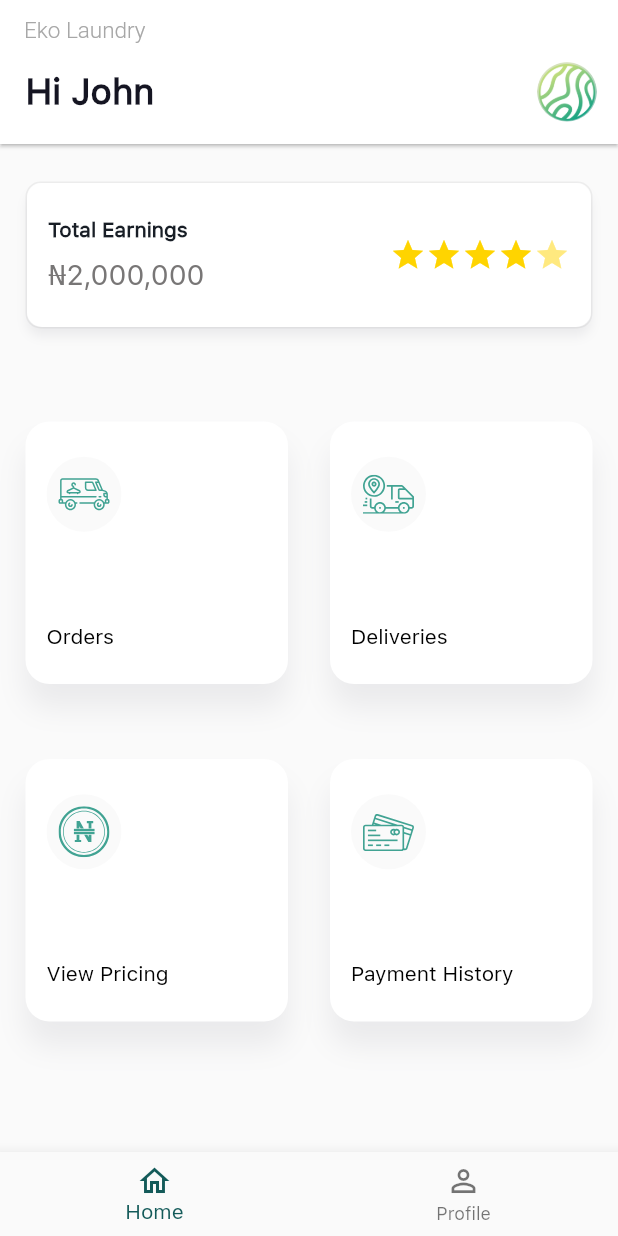
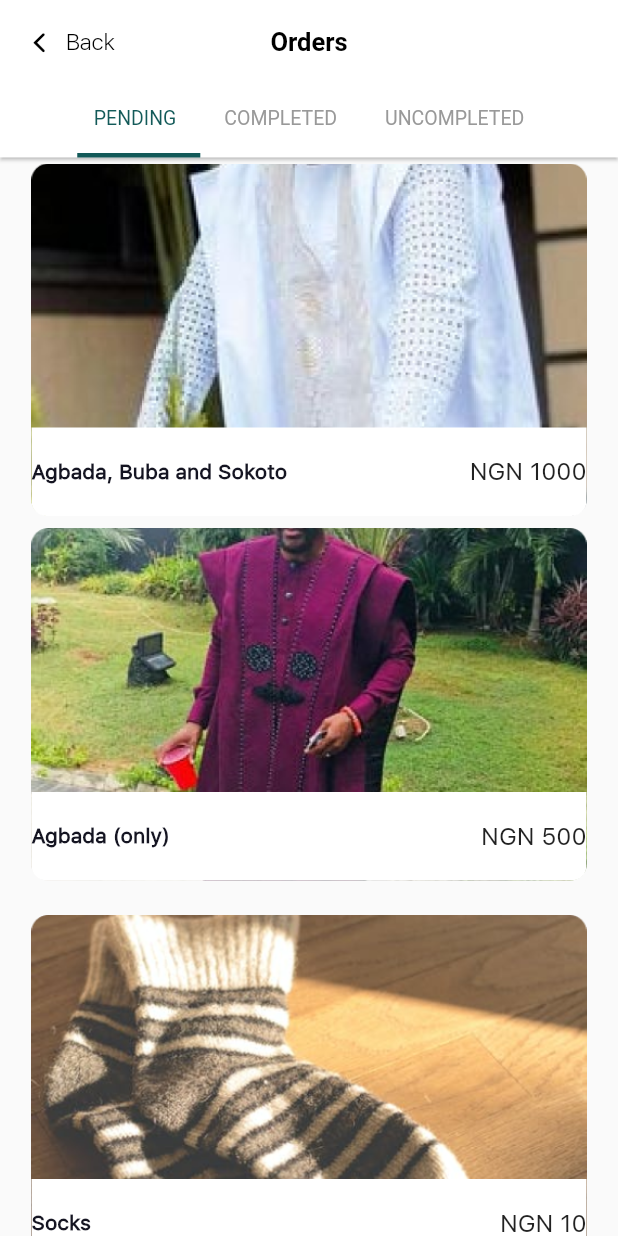
Before and after one commit to Francisop/launmax_lm_app, a Flutter app: the screen it shows after launch, after a tap on "Orders", on a phone screen of 412 x 824 dp. Run offline on Flutter 3.47's test engine with Material 2 defaults, Android fonts, the phone set to English and light mode, and no system bars; our stand-ins replace flutter_svg, outline_material_icons; project files that could hold a hidden picture were left out.

Commit message:
chore:order screen

```diff
--- a/lib/ui/screens/homeScreen/home_page.dart
+++ b/lib/ui/screens/homeScreen/home_page.dart
@@ -1,5 +1,6 @@
 import 'package:flutter/material.dart';
 import 'package:flutter_svg/svg.dart';
+import 'package:launmax_lm_app/ui/screens/order/order_screen.dart';
 
 import '../../styles.dart';
 import '../../widgets/app_card.dart';
@@ -78,7 +79,10 @@ class HomePage extends StatelessWidget {
             HomePageCard(
               text: "Orders",
               iconPath: 'assets/images/delivery2.svg',
-              onTap: () {},
+              onTap: () {
+                Navigator.push(
+                    context, MaterialPageRoute(builder: (_) => OrderScreen()));
+              },
             ),
             HomePageCard(
               text: "Deliveries",
--- /dev/null
+++ b/lib/ui/screens/order/order_screen.dart
@@ -0,0 +1,261 @@
+import 'package:flutter/material.dart';
+import 'package:launmax_lm_app/ui/res.dart';
+
+import '../../widgets/app_app_bar.dart';
+
+class OrderScreen extends StatefulWidget {
+  @override
+  _OrderScreenState createState() => _OrderScreenState();
+}
+
+class _OrderScreenState extends State<OrderScreen> {
+  final List<Tab> myTabs = <Tab>[
+    Tab(
+      child: Text(
+        'PENDING',
+        style: TextStyle(fontWeight: FontWeight.normal, fontSize: 13),
+      ),
+    ),
+    Tab(
+      child: Text(
+        'COMPLETED',
+        style: TextStyle(fontWeight: FontWeight.normal, fontSize: 13),
+      ),
+    ),
+    Tab(
+      child: Text(
+        'UNCOMPLETED',
+        style: TextStyle(fontWeight: FontWeight.normal, fontSize: 13),
+      ),
+    ),
+  ];
+
+  @override
+  Widget build(BuildContext context) {
+    return DefaultTabController(
+      length: myTabs.length,
+      child: Scaffold(
+        appBar: buildAppBarWithBack(
+          title: 'Orders',
+          onBackPressed: () {
+            Navigator.of(context).pop();
+          },
+          bottom: TabBar(
+            unselectedLabelColor: Color(0xff999999),
+            isScrollable: true,
+            indicatorPadding: EdgeInsets.only(left: 5),
+            indicatorWeight: 3,
+            labelStyle: TextStyle(fontSize: 100),
+            labelColor: Color(0xff135A59),
+            indicatorColor: Color(0xff135A59),
+            tabs: myTabs,
+          ),
+        ),
+        body: Padding(
+          padding: const EdgeInsets.only(left: 15.0, right: 15),
+          child: TabBarView(
+            children: [
+              ListView(
+                children: [
+                  MyCards(
+                    heading: "Agbada, Buba and Sokoto",
+                    subHeading: 'NGN 1000',
+                    color: Theme.of(context).accentColor,
+                    image: 'assets/images/product1.png',
+                    tap: null,
+                  ),
+                  MyCards(
+                    heading: "Agbada (only)",
+                    subHeading: 'NGN 500',
+                    color: Colors.white,
+                    image: 'assets/images/product2.png',
+                    tap: null,
+                  ),
+                  SizedBox(height: 15),
+                  MyCards(
+                    heading: "Socks",
+                    subHeading: 'NGN 10',
+                    color: Theme.of(context).accentColor,
+                    image: 'assets/images/product3.png',
+                    tap: null,
+                  ),
+                  SizedBox(height: 15),
+                  MyCards(
+                    heading: "Agbada, Buba and Sokoto",
+                    subHeading: 'NGN 1000',
+                    color: Theme.of(context).accentColor,
+                    image: 'assets/images/product1.png',
+                    tap: null,
+                  ),
+                  SizedBox(
+                    height: 26,
+                  ),
+                ],
+              ),
+              ListView(
+                children: [
+                  MyCards(
+                    heading: "Agbada, Buba and Sokoto",
+                    subHeading: 'NGN 1000',
+                    color: Theme.of(context).accentColor,
+                    image: 'assets/images/product1.png',
+                    tap: null,
+                  ),
+                  MyCards(
+                    heading: "Agbada (only)",
+                    subHeading: 'NGN 500',
+                    color: Colors.white,
+                    image: 'assets/images/product2.png',
+                    tap: null,
+                  ),
+                  SizedBox(height: 15),
+                  MyCards(
+                    heading: "Socks",
+                    subHeading: 'NGN 10',
+                    color: Theme.of(context).accentColor,
+                    image: 'assets/images/product3.png',
+                    tap: null,
+                  ),
+                  SizedBox(height: 15),
+                  MyCards(
+                    heading: "Agbada, Buba and Sokoto",
+                    subHeading: 'NGN 1000',
+                    color: Theme.of(context).accentColor,
+                    image: 'assets/images/product1.png',
+                    tap: null,
+                  ),
+                  SizedBox(
+                    height: 26,
+                  ),
+                ],
+              ),
+              ListView(
+                children: [
+                  MyCards(
+                    heading: "Agbada, Buba and Sokoto",
+                    subHeading: 'NGN 1000',
+                    color: Theme.of(context).accentColor,
+                    image: 'assets/images/product1.png',
+                    tap: null,
+                  ),
+                  MyCards(
+                    heading: "Agbada (only)",
+                    subHeading: 'NGN 500',
+                    color: Colors.white,
+                    image: 'assets/images/product2.png',
+                    tap: null,
+                  ),
+                  SizedBox(height: 15),
+                  MyCards(
+                    heading: "Socks",
+                    subHeading: 'NGN 10',
+                    color: Theme.of(context).accentColor,
+                    image: 'assets/images/product3.png',
+                    tap: null,
+                  ),
+                  SizedBox(height: 15),
+                  MyCards(
+                    heading: "Agbada, Buba and Sokoto",
+                    subHeading: 'NGN 1000',
+                    color: Theme.of(context).accentColor,
+                    image: 'assets/images/product1.png',
+                    tap: null,
+                  ),
+                  SizedBox(
+                    height: 26,
+                  ),
+                ],
+              ),
+            ],
+          ),
+        ),
+      ),
+    );
+  }
+}
+
+class MyCards extends StatelessWidget {
+  final String heading;
+  final String subHeading;
+  final String image;
+  final Color color;
+  final Function tap;
+  const MyCards({
+    Key key,
+    this.heading,
+    this.subHeading,
+    this.image,
+    this.color,
+    this.tap,
+  }) : super(key: key);
+  @override
+  Widget build(BuildContext context) {
+    return InkWell(
+      borderRadius: BorderRadius.circular(20),
+      onTap: tap,
+      child: Card(
+        elevation: 0,
+        color: Colors.transparent,
+        shape: RoundedRectangleBorder(borderRadius: BorderRadius.circular(10)),
+        child: Stack(
+          children: <Widget>[
+            Column(
+              crossAxisAlignment: CrossAxisAlignment.end,
+              mainAxisSize: MainAxisSize.max,
+              children: [
+                Image(
+                  image: AssetImage(image),
+                  height: 235,
+                  width: McGyver.rsDoubleW(context, 140),
+                ),
+              ],
+            ),
+            Positioned(
+              left: 0,
+              right: 0,
+              top: 100,
+              bottom: 0,
+              child: Column(
+                mainAxisAlignment: MainAxisAlignment.spaceBetween,
+                //  crossAxisAlignment: CrossAxisAlignment.center,
+                children: [
+                  SizedBox(
+                    height: 56,
+                  ),
+                  Container(
+                    width: 370,
+                    padding: EdgeInsets.only(top: 20, bottom: 20),
+                    decoration: BoxDecoration(
+                        borderRadius: BorderRadius.only(
+                            bottomLeft: Radius.circular(10),
+                            bottomRight: Radius.circular(10)),
+                        color: Colors.white),
+                    child: Row(
+                        mainAxisSize: MainAxisSize.max,
+                        mainAxisAlignment: MainAxisAlignment.spaceBetween,
+                        children: <Widget>[
+                          Text(
+                            heading,
+                            style: TextStyle(
+                              fontSize: 14,
+                              fontWeight: FontWeight.w600,
+                              color: Color(0xff151522),
+                            ),
+                          ),
+                          Text(
+                            subHeading,
+                            style: TextStyle(
+                              fontSize: 16,
+                            ),
+                          ),
+                        ]),
+                  ),
+                ],
+              ),
+            ),
+          ],
+        ),
+      ),
+    );
+  }
+}
--- a/pubspec.yaml
+++ b/pubspec.yaml
@@ -11,7 +11,7 @@ environment:
 dependencies:
   flutter:
     sdk: flutter
-  flutter_svg:
+  flutter_svg: ^0.19.0
   google_fonts:
   outline_material_icons: ^0.1.1
 
```
Also changed, not shown: pubspec.lock.
